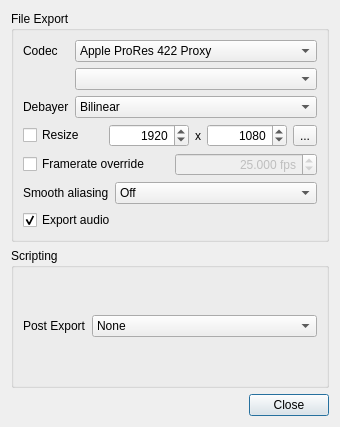
Old version of the form platform/qt/ExportSettingsDialog.ui in the repository ilia3101/MLV-App.
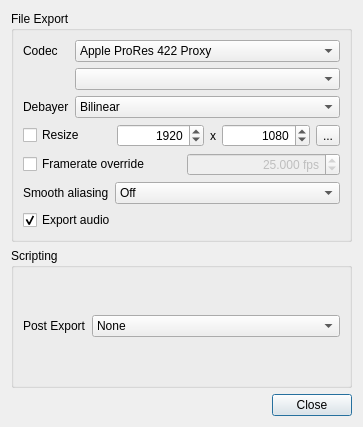
New version of the form. Icons and pictures are not drawn.

Commit message: QtApp: added another smooth alias filter (+boxblur)

Patch:
```diff
--- a/platform/qt/ExportSettingsDialog.ui
+++ b/platform/qt/ExportSettingsDialog.ui
@@ -6,7 +6,7 @@
    <rect>
     <x>0</x>
     <y>0</y>
-    <width>340</width>
+    <width>363</width>
     <height>427</height>
    </rect>
   </property>
```
Left out of the diff: 5 changed lines with no effect on the pictures. The commit also changes 2 other files.
